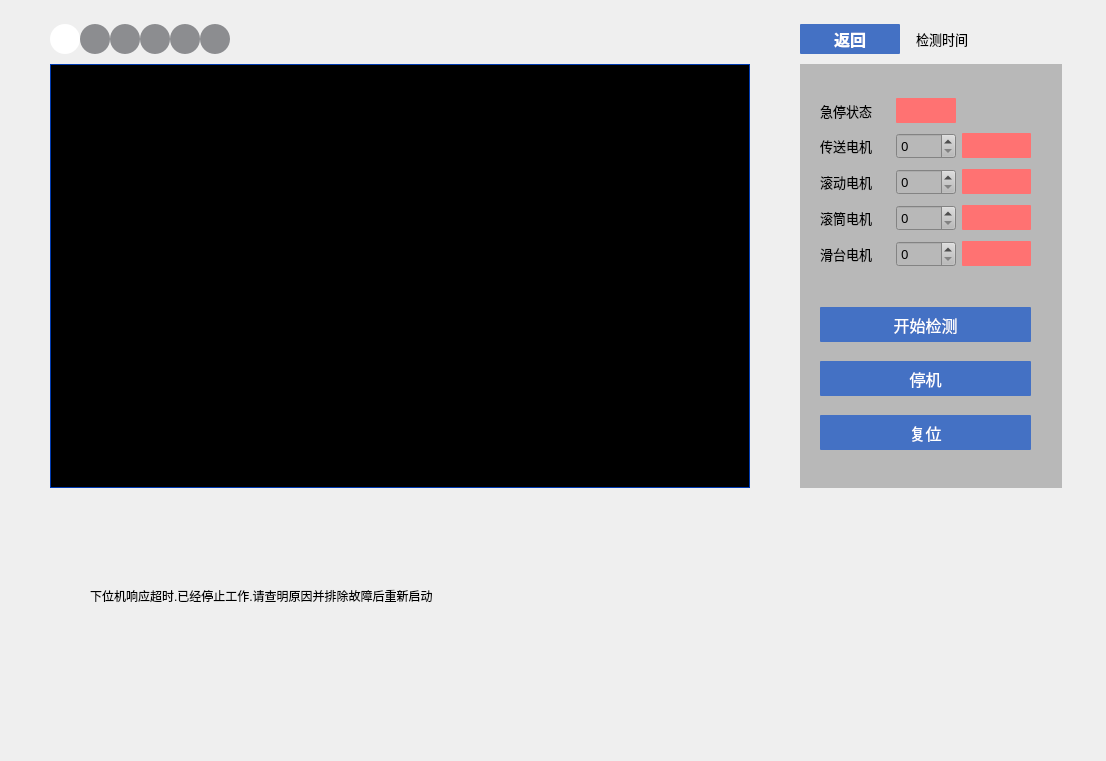
Above: main_page/screencheck.ui from jaueone/Magnetic before the change. Below: the same form after it.
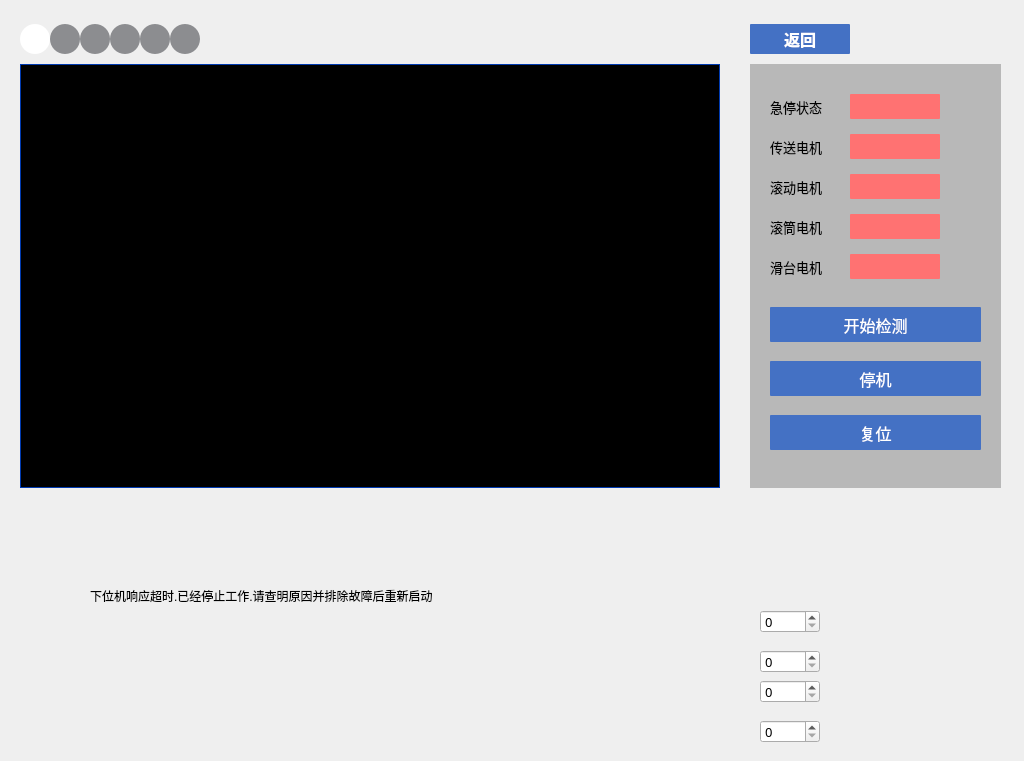
That is the form after the change.

Patch:
```diff
--- a/main_page/screencheck.ui
+++ b/main_page/screencheck.ui
@@ -6,7 +6,7 @@
    <rect>
     <x>0</x>
     <y>0</y>
-    <width>1106</width>
+    <width>1024</width>
     <height>761</height>
    </rect>
   </property>
@@ -18,25 +18,25 @@
     <rect>
      <x>0</x>
      <y>14</y>
-     <width>1112</width>
+     <width>1011</width>
      <height>524</height>
     </rect>
    </property>
    <layout class="QGridLayout" name="gridLayout">
     <property name="leftMargin">
-     <number>50</number>
+     <number>20</number>
     </property>
     <property name="topMargin">
      <number>10</number>
     </property>
     <property name="rightMargin">
-     <number>50</number>
+     <number>10</number>
     </property>
     <property name="bottomMargin">
      <number>50</number>
     </property>
     <property name="horizontalSpacing">
-     <number>50</number>
+     <number>30</number>
     </property>
     <property name="verticalSpacing">
      <number>10</number>
@@ -343,38 +343,6 @@
         </property>
        </widget>
       </item>
-      <item>
-       <widget class="QLabel" name="label_8">
-        <property name="font">
-         <font>
-          <family>微软雅黑</family>
-          <pointsize>10</pointsize>
-         </font>
-        </property>
-        <property name="text">
-         <string>检测时间</string>
-        </property>
-       </widget>
-      </item>
-      <item>
-       <widget class="QLabel" name="label_9">
-        <property name="minimumSize">
-         <size>
-          <width>60</width>
-          <height>0</height>
-         </size>
-        </property>
-        <property name="font">
-         <font>
-          <family>微软雅黑</family>
-          <pointsize>10</pointsize>
-         </font>
-        </property>
-        <property name="text">
-         <string/>
-        </property>
-       </widget>
-      </item>
       <item>
        <spacer name="horizontalSpacer_2">
         <property name="orientation">
@@ -422,39 +390,19 @@
          <rect>
           <x>20</x>
           <y>30</y>
-          <width>211</width>
-          <height>181</height>
+          <width>170</width>
+          <height>187</height>
          </rect>
         </property>
         <layout class="QGridLayout" name="gridLayout_2">
-         <item row="2" column="0">
-          <widget class="QLabel" name="label_22">
-           <property name="font">
-            <font>
-             <family>微软雅黑</family>
-             <pointsize>10</pointsize>
-            </font>
-           </property>
-           <property name="text">
-            <string>滚动电机</string>
-           </property>
-          </widget>
-         </item>
-         <item row="0" column="0">
-          <widget class="QLabel" name="label_20">
-           <property name="font">
-            <font>
-             <family>微软雅黑</family>
-             <pointsize>10</pointsize>
-            </font>
-           </property>
-           <property name="text">
-            <string>急停状态</string>
-           </property>
-          </widget>
-         </item>
-         <item row="1" column="2">
-          <widget class="QPushButton" name="motor_1">
+         <property name="horizontalSpacing">
+          <number>26</number>
+         </property>
+         <property name="verticalSpacing">
+          <number>15</number>
+         </property>
+         <item row="2" column="1">
+          <widget class="QPushButton" name="motor_2">
            <property name="enabled">
             <bool>false</bool>
            </property>
@@ -480,9 +428,6 @@
            <property name="checkable">
             <bool>true</bool>
            </property>
-           <property name="checked">
-            <bool>false</bool>
-           </property>
           </widget>
          </item>
          <item row="3" column="0">
@@ -498,103 +443,16 @@
            </property>
           </widget>
          </item>
-         <item row="2" column="2">
-          <widget class="QPushButton" name="motor_2">
-           <property name="enabled">
-            <bool>false</bool>
-           </property>
-           <property name="minimumSize">
-            <size>
-             <width>0</width>
-             <height>25</height>
-            </size>
-           </property>
+         <item row="2" column="0">
+          <widget class="QLabel" name="label_22">
            <property name="font">
             <font>
              <family>微软雅黑</family>
              <pointsize>10</pointsize>
             </font>
            </property>
-           <property name="styleSheet">
-            <string notr="true">QPushButton{color:black;background-color:rgb(255, 114, 114);border-radius:1px}
-QPushButton::checked{background-color:rgb(47, 255, 168);}</string>
-           </property>
            <property name="text">
-            <string/>
-           </property>
-           <property name="checkable">
-            <bool>true</bool>
-           </property>
-          </widget>
-         </item>
-         <item row="4" column="2">
-          <widget class="QPushButton" name="motor_4">
-           <property name="enabled">
-            <bool>false</bool>
-           </property>
-           <property name="minimumSize">
-            <size>
-             <width>0</width>
-             <height>25</height>
-            </size>
-           </property>
-           <property name="font">
-            <font>
-             <family>微软雅黑</family>
-             <pointsize>10</pointsize>
-            </font>
-           </property>
-           <property name="styleSheet">
-            <string notr="true">QPushButton{color:black;background-color:rgb(255, 114, 114);border-radius:1px}
-QPushButton::checked{background-color:rgb(47, 255, 168);}</string>
-           </property>
-           <property name="text">
-            <string/>
-           </property>
-           <property name="checkable">
-            <bool>true</bool>
-           </property>
-          </widget>
-         </item>
-         <item row="4" column="0">
-          <widget class="QLabel" name="label_24">
-           <property name="font">
-            <font>
-             <family>微软雅黑</family>
-             <pointsize>10</pointsize>
-            </font>
-           </property>
-           <property name="text">
-            <string>滑台电机</string>
-           </property>
-          </widget>
-         </item>
-         <item row="3" column="2">
-          <widget class="QPushButton" name="motor_3">
-           <property name="enabled">
-            <bool>false</bool>
-           </property>
-           <property name="minimumSize">
-            <size>
-             <width>0</width>
-             <height>25</height>
-            </size>
-           </property>
-           <property name="font">
-            <font>
-             <family>微软雅黑</family>
-             <pointsize>10</pointsize>
-            </font>
-           </property>
-           <property name="styleSheet">
-            <string notr="true">QPushButton{color:black;background-color:rgb(255, 114, 114);border-radius:1px}
-QPushButton::checked{background-color:rgb(47, 255, 168);}</string>
-           </property>
-           <property name="text">
-            <string/>
-           </property>
-           <property name="checkable">
-            <bool>true</bool>
+            <string>滚动电机</string>
            </property>
           </widget>
          </item>
@@ -611,58 +469,6 @@
            </property>
           </widget>
          </item>
-         <item row="3" column="1">
-          <widget class="QSpinBox" name="motor_3_speed">
-           <property name="font">
-            <font>
-             <family>微软雅黑</family>
-             <pointsize>10</pointsize>
-            </font>
-           </property>
-           <property name="maximum">
-            <number>300</number>
-           </property>
-          </widget>
-         </item>
-         <item row="2" column="1">
-          <widget class="QSpinBox" name="motor_2_speed">
-           <property name="font">
-            <font>
-             <family>微软雅黑</family>
-             <pointsize>10</pointsize>
-            </font>
-           </property>
-           <property name="maximum">
-            <number>300</number>
-           </property>
-          </widget>
-         </item>
-         <item row="1" column="1">
-          <widget class="QSpinBox" name="motor_1_speed">
-           <property name="font">
-            <font>
-             <family>微软雅黑</family>
-             <pointsize>10</pointsize>
-            </font>
-           </property>
-           <property name="maximum">
-            <number>300</number>
-           </property>
-          </widget>
-         </item>
-         <item row="4" column="1">
-          <widget class="QSpinBox" name="motor_4_speed">
-           <property name="font">
-            <font>
-             <family>微软雅黑</family>
-             <pointsize>10</pointsize>
-            </font>
-           </property>
-           <property name="maximum">
-            <number>300</number>
-           </property>
-          </widget>
-         </item>
          <item row="0" column="1">
           <widget class="QPushButton" name="Estop_s">
            <property name="enabled">
@@ -670,7 +476,7 @@
            </property>
            <property name="minimumSize">
             <size>
-             <width>60</width>
+             <width>90</width>
              <height>25</height>
             </size>
            </property>
@@ -701,6 +507,122 @@
            </property>
           </widget>
          </item>
+         <item row="0" column="0">
+          <widget class="QLabel" name="label_20">
+           <property name="font">
+            <font>
+             <family>微软雅黑</family>
+             <pointsize>10</pointsize>
+            </font>
+           </property>
+           <property name="text">
+            <string>急停状态</string>
+           </property>
+          </widget>
+         </item>
+         <item row="4" column="0">
+          <widget class="QLabel" name="label_24">
+           <property name="font">
+            <font>
+             <family>微软雅黑</family>
+             <pointsize>10</pointsize>
+            </font>
+           </property>
+           <property name="text">
+            <string>滑台电机</string>
+           </property>
+          </widget>
+         </item>
+         <item row="1" column="1">
+          <widget class="QPushButton" name="motor_1">
+           <property name="enabled">
+            <bool>false</bool>
+           </property>
+           <property name="minimumSize">
+            <size>
+             <width>0</width>
+             <height>25</height>
+            </size>
+           </property>
+           <property name="font">
+            <font>
+             <family>微软雅黑</family>
+             <pointsize>10</pointsize>
+            </font>
+           </property>
+           <property name="styleSheet">
+            <string notr="true">QPushButton{color:black;background-color:rgb(255, 114, 114);border-radius:1px}
+QPushButton::checked{background-color:rgb(47, 255, 168);}</string>
+           </property>
+           <property name="text">
+            <string/>
+           </property>
+           <property name="checkable">
+            <bool>true</bool>
+           </property>
+           <property name="checked">
+            <bool>false</bool>
+           </property>
+          </widget>
+         </item>
+         <item row="3" column="1">
+          <widget class="QPushButton" name="motor_3">
+           <property name="enabled">
+            <bool>false</bool>
+           </property>
+           <property name="minimumSize">
+            <size>
+             <width>0</width>
+             <height>25</height>
+            </size>
+           </property>
+           <property name="font">
+            <font>
+             <family>微软雅黑</family>
+             <pointsize>10</pointsize>
+            </font>
+           </property>
+           <property name="styleSheet">
+            <string notr="true">QPushButton{color:black;background-color:rgb(255, 114, 114);border-radius:1px}
+QPushButton::checked{background-color:rgb(47, 255, 168);}</string>
+           </property>
+           <property name="text">
+            <string/>
+           </property>
+           <property name="checkable">
+            <bool>true</bool>
+           </property>
+          </widget>
+         </item>
+         <item row="4" column="1">
+          <widget class="QPushButton" name="motor_4">
+           <property name="enabled">
+            <bool>false</bool>
+           </property>
+           <property name="minimumSize">
+            <size>
+             <width>0</width>
+             <height>25</height>
+            </size>
+           </property>
+           <property name="font">
+            <font>
+             <family>微软雅黑</family>
+             <pointsize>10</pointsize>
+            </font>
+           </property>
+           <property name="styleSheet">
+            <string notr="true">QPushButton{color:black;background-color:rgb(255, 114, 114);border-radius:1px}
+QPushButton::checked{background-color:rgb(47, 255, 168);}</string>
+           </property>
+           <property name="text">
+            <string/>
+           </property>
+           <property name="checkable">
+            <bool>true</bool>
+           </property>
+          </widget>
+         </item>
         </layout>
        </widget>
        <widget class="QWidget" name="verticalLayoutWidget">
@@ -967,6 +889,82 @@
     <string>下位机响应超时.已经停止工作.请查明原因并排除故障后重新启动</string>
    </property>
   </widget>
+  <widget class="QSpinBox" name="motor_1_speed">
+   <property name="geometry">
+    <rect>
+     <x>760</x>
+     <y>610</y>
+     <width>60</width>
+     <height>23</height>
+    </rect>
+   </property>
+   <property name="font">
+    <font>
+     <family>微软雅黑</family>
+     <pointsize>10</pointsize>
+    </font>
+   </property>
+   <property name="maximum">
+    <number>300</number>
+   </property>
+  </widget>
+  <widget class="QSpinBox" name="motor_2_speed">
+   <property name="geometry">
+    <rect>
+     <x>760</x>
+     <y>650</y>
+     <width>60</width>
+     <height>23</height>
+    </rect>
+   </property>
+   <property name="font">
+    <font>
+     <family>微软雅黑</family>
+     <pointsize>10</pointsize>
+    </font>
+   </property>
+   <property name="maximum">
+    <number>300</number>
+   </property>
+  </widget>
+  <widget class="QSpinBox" name="motor_3_speed">
+   <property name="geometry">
+    <rect>
+     <x>760</x>
+     <y>680</y>
+     <width>60</width>
+     <height>23</height>
+    </rect>
+   </property>
+   <property name="font">
+    <font>
+     <family>微软雅黑</family>
+     <pointsize>10</pointsize>
+    </font>
+   </property>
+   <property name="maximum">
+    <number>300</number>
+   </property>
+  </widget>
+  <widget class="QSpinBox" name="motor_4_speed">
+   <property name="geometry">
+    <rect>
+     <x>760</x>
+     <y>720</y>
+     <width>60</width>
+     <height>23</height>
+    </rect>
+   </property>
+   <property name="font">
+    <font>
+     <family>微软雅黑</family>
+     <pointsize>10</pointsize>
+    </font>
+   </property>
+   <property name="maximum">
+    <number>300</number>
+   </property>
+  </widget>
  </widget>
  <resources/>
  <connections/>
```
Left out of the diff: 44 changed lines with no effect on the pictures.
